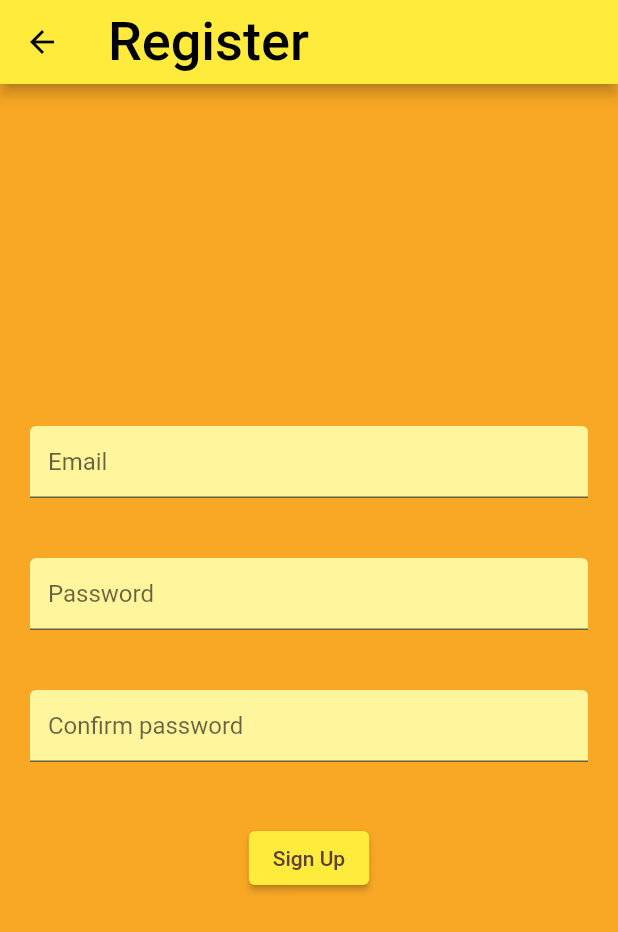
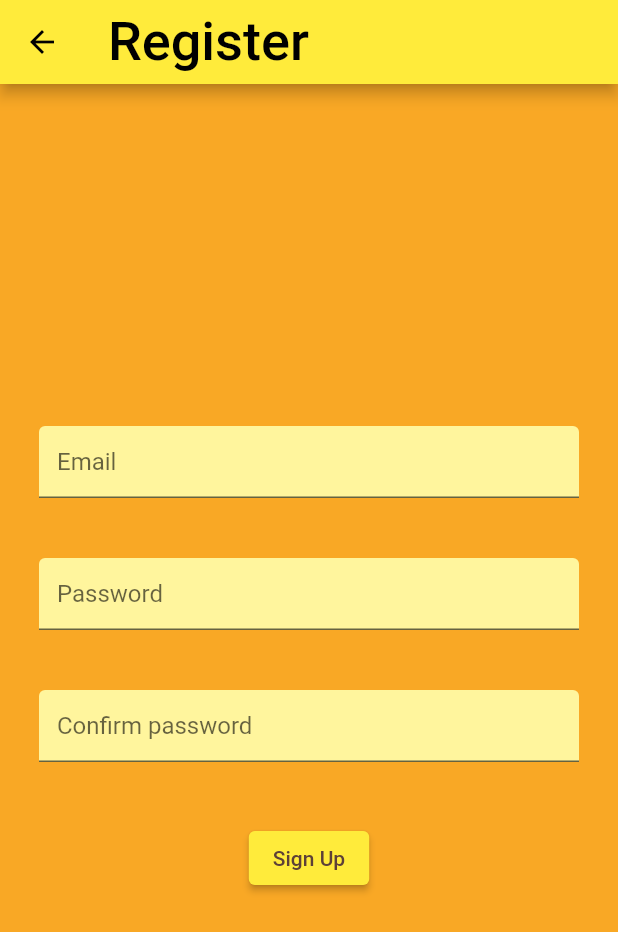
Before and after one commit to wgilpin/keep_app, a Flutter app: the screen it shows after launch, after a tap on "Register", on a phone screen of 412 x 824 dp. Shown: the top 932 px of the screen. Run offline on Flutter 3.47's test engine with Material 2 defaults, Android fonts, the phone set to English and light mode, and no system bars; our stand-ins replace cloud_firestore, cloud_functions, firebase_auth, firebase_core, flutter_dotenv, flutter_html and 1 more; missing offline and left inert: dart:html; accounts and stored records are empty; Roboto replaces fonts that are missing (Georgia).

Commit message:
responsive design

```diff
--- a/lib/src/views/login/login_page.dart
+++ b/lib/src/views/login/login_page.dart
@@ -53,14 +53,22 @@ class LoginPage extends GetWidget<AuthCtl> {
   Widget build(BuildContext context) {
     return Scaffold(
         appBar: AppBar(
-          title: const Text('Login'),
+          title: const Text('rKyv'),
+          automaticallyImplyLeading: false,
         ),
         body: Center(
+          child: SizedBox(
+            width: 400,
             child: Padding(
                 padding: const EdgeInsets.all(20.0),
                 child: Column(
                   mainAxisAlignment: MainAxisAlignment.center,
                   children: <Widget>[
+                    Text(
+                      "Login in to rKyv",
+                      style: const TextStyle(fontSize: 24),
+                    ),
+                    addVerticalSpace(40),
                     TextFormField(
                       decoration: InputDecoration(hintText: 'Email'),
                       controller: emailCtl,
@@ -89,6 +97,7 @@ class LoginPage extends GetWidget<AuthCtl> {
                     ),
                   ],
                 )),
+          ),
         ));
   }
 }
--- a/lib/src/views/login/register_page.dart
+++ b/lib/src/views/login/register_page.dart
@@ -21,6 +21,8 @@ class RegisterPage extends GetWidget<AuthCtl> {
           title: const Text('Register'),
         ),
         body: Center(
+          child: SizedBox(
+            width: 400,
             child: Padding(
                 padding: const EdgeInsets.all(20.0),
                 child: Column(
@@ -51,6 +53,7 @@ class RegisterPage extends GetWidget<AuthCtl> {
                     ),
                   ],
                 )),
+          ),
         ));
   }
 
--- a/lib/src/views/note_card.dart
+++ b/lib/src/views/note_card.dart
@@ -34,7 +34,7 @@ class NoteCard extends StatelessWidget {
                 ),
               ),
               Visibility(
-                visible: _note.comment != null,
+                visible: _note.comment != null && _note.comment!.isNotEmpty,
                 child: Padding(
                   padding: const EdgeInsets.all(8.0),
                   child: Text(
```
Also changed, not shown: lib/src/views/display_note.dart (+11 -3 lines). Lines whose indentation alone changed are shown as unchanged.
